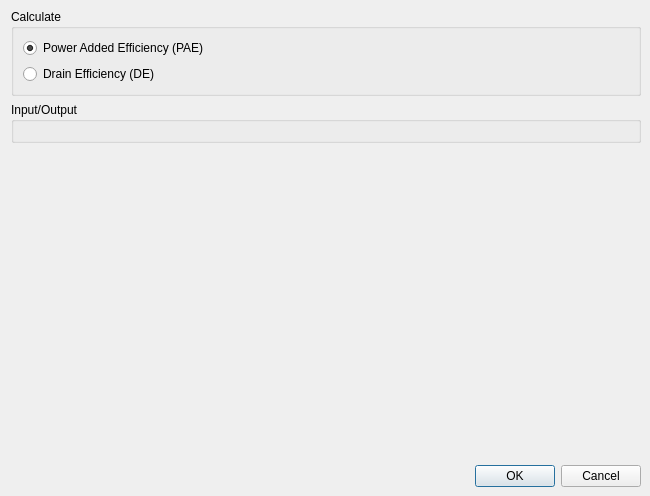
Qt form app/mainwindow.ui (Terrabits/PAE) before a commit.
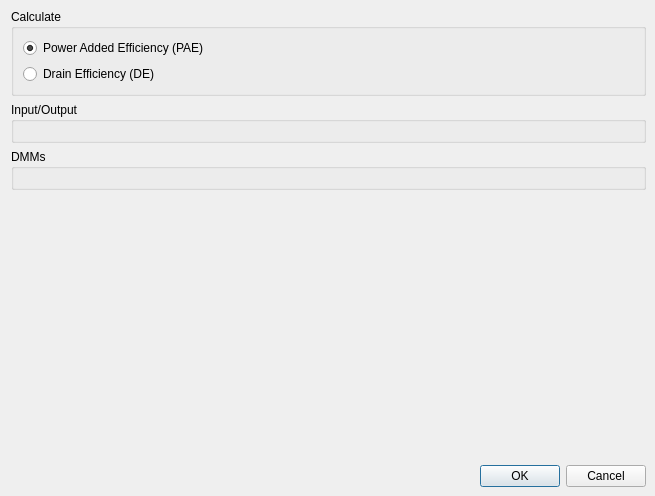
The same form after that commit. Custom widgets are drawn as their Qt base class.

```diff
--- a/app/mainwindow.ui
+++ b/app/mainwindow.ui
@@ -6,7 +6,7 @@
    <rect>
     <x>0</x>
     <y>0</y>
-    <width>650</width>
+    <width>655</width>
     <height>496</height>
    </rect>
   </property>
@@ -57,7 +57,16 @@
      </widget>
     </item>
     <item>
-     <widget class="StageListWidget" name="stageList" native="true"/>
+     <widget class="QGroupBox" name="dmmGroupBox">
+      <property name="title">
+       <string>DMMs</string>
+      </property>
+      <layout class="QGridLayout" name="gridLayout_2">
+       <item row="0" column="0">
+        <widget class="StageListWidget" name="stageList" native="true"/>
+       </item>
+      </layout>
+     </widget>
     </item>
     <item>
      <widget class="RsaToolbox::ErrorLabel" name="error" native="true"/>
```
Left out of the diff: 4 changed lines with no effect on the pictures.
